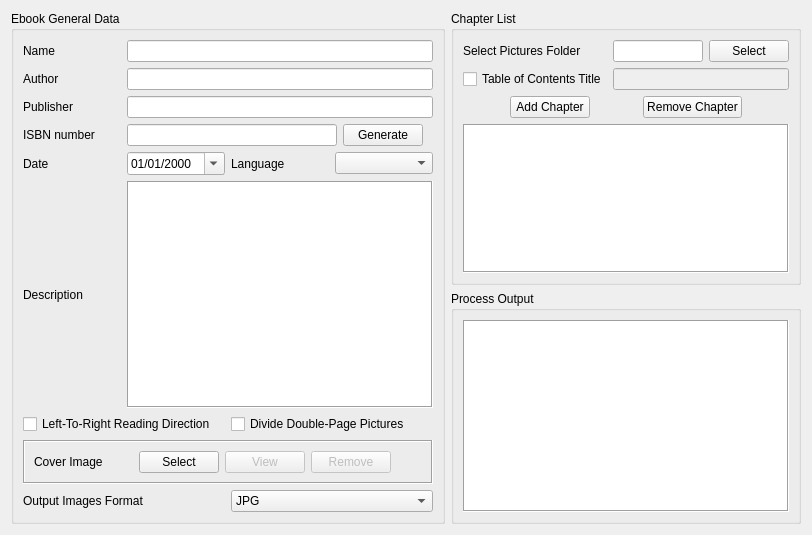
First picture: the form in mangaeditor.ui, repository viniavila/KMM, before the edit.
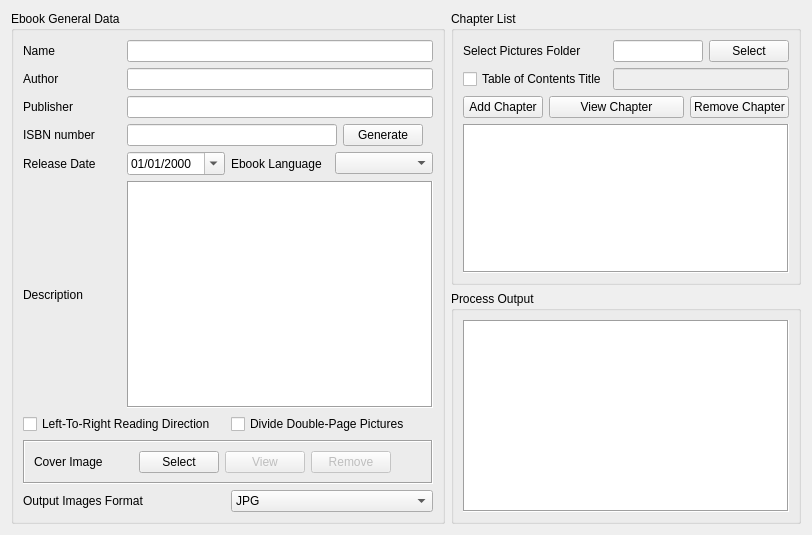
Second picture: the form after the edit.

Commit message: * Added ProjArchive class to handle open/save projects. Uses libzip. (STILL IMPLEMENTING, ALMOST READY).

```diff
--- a/mangaeditor.ui
+++ b/mangaeditor.ui
@@ -55,6 +55,13 @@
           </property>
          </widget>
         </item>
+        <item>
+         <widget class="QPushButton" name="btnViewChapter">
+          <property name="text">
+           <string>View Chapter</string>
+          </property>
+         </widget>
+        </item>
         <item>
          <widget class="QPushButton" name="btnRemoveChapter">
           <property name="enabled">
@@ -166,7 +173,7 @@
       <item row="4" column="0">
        <widget class="QLabel" name="label_4">
         <property name="text">
-         <string>Date</string>
+         <string>Release Date</string>
         </property>
        </widget>
       </item>
@@ -190,7 +197,7 @@
       <item row="4" column="2">
        <widget class="QLabel" name="label_5">
         <property name="text">
-         <string>Language</string>
+         <string>Ebook Language</string>
         </property>
        </widget>
       </item>
@@ -312,7 +319,7 @@
        </layout>
       </item>
       <item row="7" column="0" colspan="4">
-       <widget class="QFrame" name="">
+       <widget class="QFrame" name="frame">
         <property name="frameShape">
          <enum>QFrame::Box</enum>
         </property>
```
Left out of the diff: 6 changed lines with no effect on the pictures. The commit also changes 6 other files.
